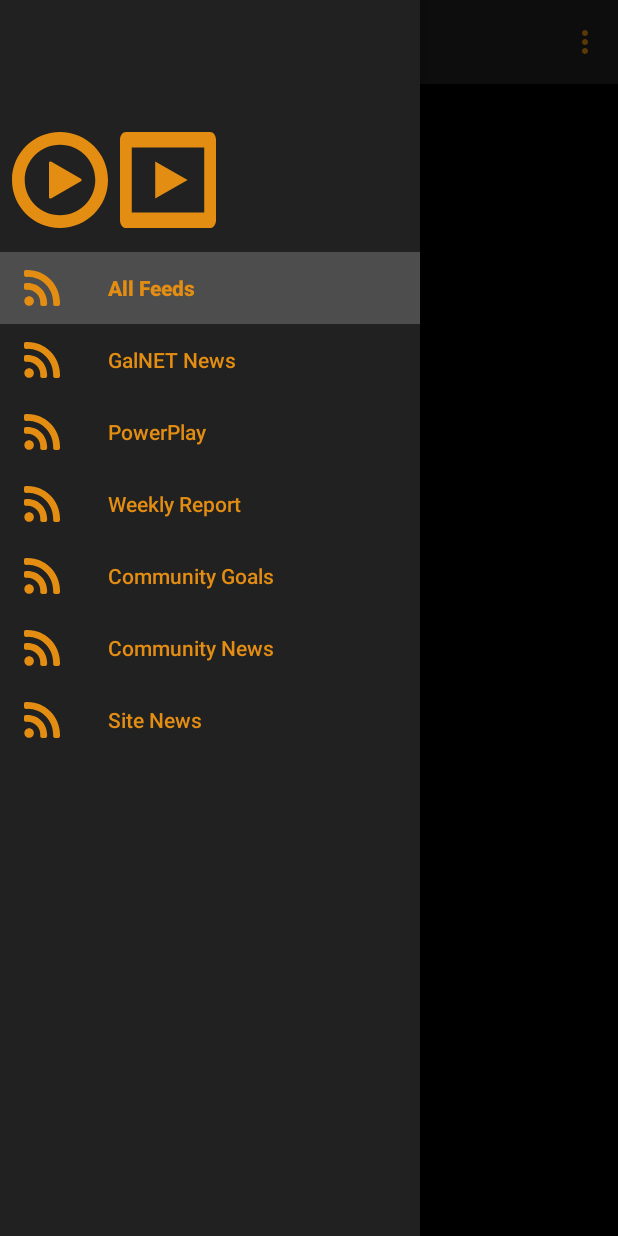
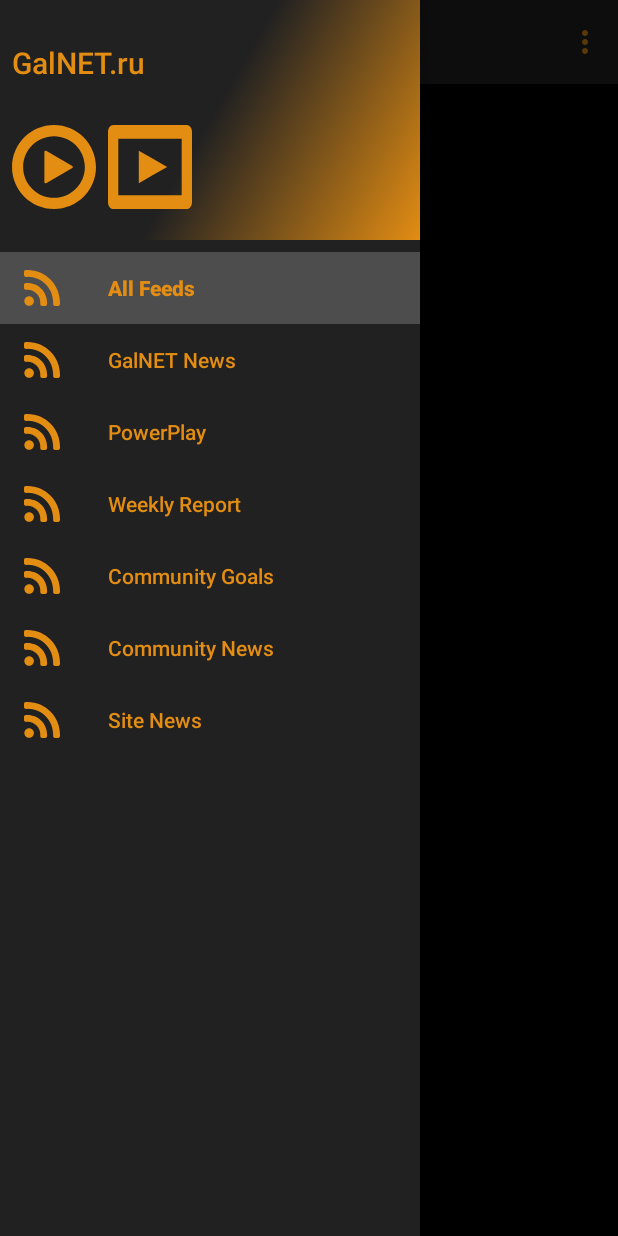
Before and after one commit to solargate/GalNET.ru, an Android app: the screen it shows after launch (MainActivity), with the side drawer open, on a phone screen of 412 x 824 dp. Run offline under Robolectric (Android 15) with nearby library versions, the phone set to English and light mode, and no system bars.

Commit message:
[H][0.0.1] Доработки темы оформления

```diff
--- a/src/main/java/ru/solargateteam/galnetru/MainActivity.java
+++ b/src/main/java/ru/solargateteam/galnetru/MainActivity.java
@@ -41,6 +41,7 @@ public class MainActivity extends AppCompatActivity
     Button btnPlayRadioSoft;
     Button btnPlayRadioHard;
 
+    Toolbar toolbar;
     NavigationView navigationView;
 
     private String currentRadioType;
@@ -62,7 +63,7 @@ public class MainActivity extends AppCompatActivity
         pe.initDefaults(this);
 
         setContentView(R.layout.activity_main);
-        final Toolbar toolbar = (Toolbar) findViewById(R.id.toolbar);
+        toolbar = (Toolbar) findViewById(R.id.toolbar);
         setSupportActionBar(toolbar);
         getSupportActionBar().setDisplayHomeAsUpEnabled(true);
 
@@ -335,7 +336,6 @@ public class MainActivity extends AppCompatActivity
             btnPlayRadioSoft.setBackgroundResource(R.drawable.ic_menu_radio_soft);
             btnPlayRadioHard.setBackgroundResource(R.drawable.ic_menu_radio_hard);
         }
-
     }
 
     private void syncNavigationBar() {
@@ -370,6 +370,10 @@ public class MainActivity extends AppCompatActivity
         //Log.d(Global.TAG, "syncNavigationBar " + itemNum);
 
         navigationView.getMenu().getItem(itemNum).setChecked(true);
+
+        //toolbar.setSubtitle(navigationView.getMenu().getItem(itemNum).getTitle());
+        toolbar.setTitle(navigationView.getMenu().getItem(itemNum).getTitle());
+
         fragmentMain.setNewsRecyclerAdapter();
     }
 }
--- a/src/main/res/drawable/ic_menu_radio_hard_play.xml
+++ b/src/main/res/drawable/ic_menu_radio_hard_play.xml
@@ -6,14 +6,14 @@
     android:viewportHeight="512">
 
     <path
-        android:fillColor="#EA2E2E"
+        android:fillColor="#B00606"
         android:pathData="M480.57,511.989 C497.94,511.989,512,493.408,512,470.454 L512,41.548
 C512,18.587,497.94,0.0001,480.57,0.0001 L31.44,0.0001
 C14.071,0.0001,0,18.587,0,41.5494 L0,470.455
 C0,493.41,14.065,511.993,31.441,511.993 L480.571,511.993 Z M449.125,428.898
 L62.865,428.898 L62.865,83.088 L449.125,83.088 L449.125,428.898 Z" />
     <path
-        android:fillColor="#EA2E2E"
+        android:fillColor="#B00606"
         android:pathData="M187.774,354.711 L187.774,255.698 L187.774,156.718 L274.246,206.236
 L360.775,255.698 L274.246,305.193 Z" />
 </vector>
--- a/src/main/res/drawable/ic_menu_radio_soft_play.xml
+++ b/src/main/res/drawable/ic_menu_radio_soft_play.xml
@@ -6,12 +6,12 @@
     android:viewportHeight="512">
 
     <path
-        android:fillColor="#EA2E2E"
+        android:fillColor="#B00606"
         android:pathData="M256,0C114.606,0,0,114.64,0,256.014C0,397.394,114.606,512,256,512s256-114.606,256-255.986C512,114.64,397.394,0,256,0z
 M256,444.146c-103.76,0-188.144-84.387-188.144-188.133c0-103.73,84.391-188.157,188.144-188.157s188.146,84.427,188.146,188.157
 C444.146,359.753,359.753,444.146,256,444.146z" />
     <path
-        android:fillColor="#EA2E2E"
+        android:fillColor="#B00606"
         android:pathData="M367.627,249.837l0.04-0.07L208.153,157.67l-0.043,0.066c-1.063-0.62-2.237-1.069-3.557-1.069
 c-3.994,0-7.23,3.239-7.23,7.233c0,0.293,0.13,0.54,0.167,0.819h-0.167v184.187h0.167c0.423,3.594,3.363,6.42,7.063,6.42
 c1.326,0,2.493-0.446,3.557-1.073l0.109,0.188l159.521-92.094l-0.113-0.187c2.16-1.247,3.68-3.483,3.68-6.16
--- a/src/main/res/drawable/side_nav_bar.xml
+++ b/src/main/res/drawable/side_nav_bar.xml
@@ -2,8 +2,8 @@
     android:shape="rectangle">
     <gradient
         android:angle="135"
-        android:centerColor="#FF212121"
-        android:endColor="#FF212121"
-        android:startColor="#FF212121"
+        android:startColor="@color/colorEDOrange"
+        android:centerColor="@color/colorFront"
+        android:endColor="@color/colorFront"
         android:type="linear" />
 </shape>
--- a/src/main/res/layout/nav_header_main.xml
+++ b/src/main/res/layout/nav_header_main.xml
@@ -4,54 +4,42 @@
     android:layout_height="@dimen/nav_header_height"
     android:background="@drawable/side_nav_bar"
     android:gravity="bottom"
-    android:orientation="horizontal"
+    android:orientation="vertical"
     android:paddingBottom="@dimen/activity_vertical_margin"
     android:paddingLeft="@dimen/activity_horizontal_margin"
     android:paddingRight="@dimen/activity_horizontal_margin"
     android:paddingTop="@dimen/activity_vertical_margin"
     android:theme="@style/ThemeOverlay.AppCompat.Dark">
 
-    <!--
-    <ImageView
-        android:id="@+id/imageView"
-        android:layout_width="wrap_content"
+    <TextView
+        android:layout_width="match_parent"
         android:layout_height="wrap_content"
-        android:paddingTop="@dimen/nav_header_vertical_spacing"
-        android:src="@android:drawable/sym_def_app_icon" />
-    -->
+        android:paddingTop="20dp"
+        android:text="@string/app_name"
+        android:textAppearance="@style/TextAppearance.AppCompat.Title" />
+
+    <LinearLayout
+        android:layout_width="match_parent"
+        android:layout_height="match_parent"
+        android:orientation="horizontal"
+        android:paddingTop="28dp" >
 
         <Button
             android:id="@+id/btnPlayRadioSoft"
-        android:layout_width="64dp"
-        android:layout_height="64dp"
+            android:layout_width="56dp"
+            android:layout_height="56dp"
             android:paddingTop="@dimen/nav_header_vertical_spacing"
             android:background="@drawable/ic_menu_radio_soft"/>
 
         <Button
             android:id="@+id/btnPlayRadioHard"
-        android:layout_width="64dp"
-        android:layout_height="64dp"
+            android:layout_width="56dp"
+            android:layout_height="56dp"
             android:paddingTop="@dimen/nav_header_vertical_spacing"
             android:layout_marginLeft="@dimen/activity_horizontal_margin"
             android:background="@drawable/ic_menu_radio_hard"/>
 
-    <!--
-    <ImageView
-        android:id="@+id/ivRadioSoft"
-        android:layout_width="wrap_content"
-        android:layout_height="wrap_content"
-        android:paddingTop="@dimen/nav_header_vertical_spacing"
-        android:src="@drawable/ic_menu_radio_soft" />
-
-    <ImageView
-        android:id="@+id/ivRadioHard"
-        android:layout_width="wrap_content"
-        android:layout_height="wrap_content"
-        android:paddingTop="@dimen/nav_header_vertical_spacing"
-        android:paddingLeft="@dimen/activity_horizontal_margin"
-        android:src="@drawable/ic_menu_radio_hard" />
-    -->
-
+    </LinearLayout>
     <!-- TODO: Тест заголовка
         <TextView
             android:layout_width="match_parent"
```
Also changed, not shown: 11 other files. Lines whose indentation alone changed are shown as unchanged.
